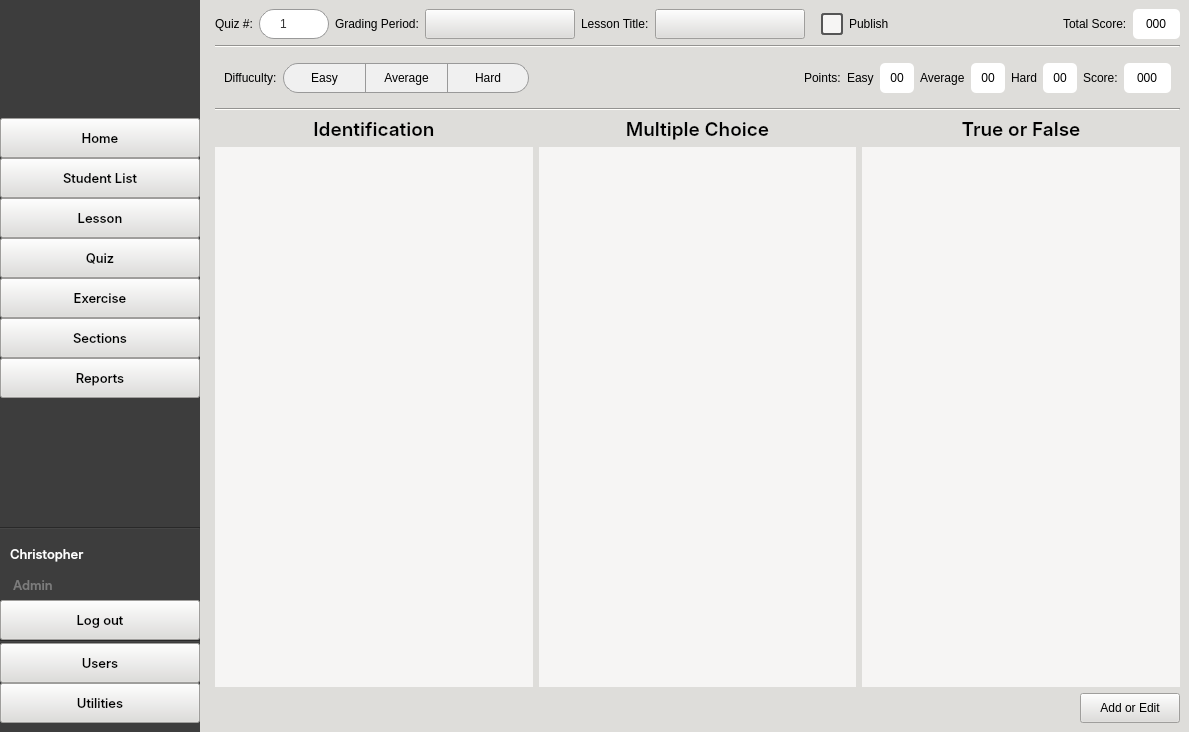
Qt form CAI_PyQt/CAI_Admin/UI/FormHome.ui (CPG19040/CPG19040) before a commit.
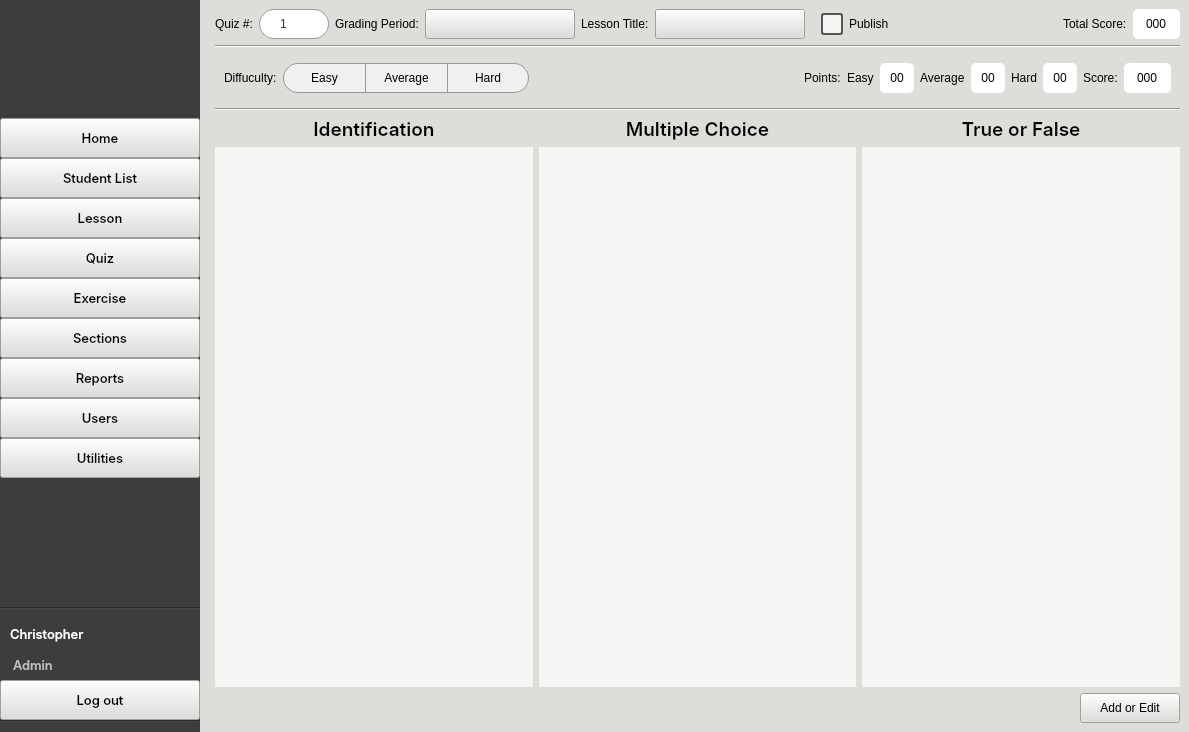
The same form after that commit. The open tabs and pages were chosen to show the change. Icons and pictures are not drawn.

Patch:
```diff
--- a/CAI_PyQt/CAI_Admin/UI/FormHome.ui
+++ b/CAI_PyQt/CAI_Admin/UI/FormHome.ui
@@ -644,6 +644,100 @@
          </property>
         </widget>
        </item>
+       <item>
+        <widget class="QPushButton" name="btnUsers">
+         <property name="minimumSize">
+          <size>
+           <width>200</width>
+           <height>40</height>
+          </size>
+         </property>
+         <property name="maximumSize">
+          <size>
+           <width>16777215</width>
+           <height>40</height>
+          </size>
+         </property>
+         <property name="font">
+          <font>
+           <family>Inter Medium</family>
+           <pointsize>10</pointsize>
+           <weight>7</weight>
+           <italic>false</italic>
+           <bold>false</bold>
+          </font>
+         </property>
+         <property name="cursor">
+          <cursorShape>PointingHandCursor</cursorShape>
+         </property>
+         <property name="styleSheet">
+          <string notr="true"/>
+         </property>
+         <property name="text">
+          <string>Users</string>
+         </property>
+         <property name="icon">
+          <iconset resource="../resources.qrc">
+           <normaloff>:/Images/Images/users-61.svg</normaloff>:/Images/Images/users-61.svg</iconset>
+         </property>
+         <property name="iconSize">
+          <size>
+           <width>24</width>
+           <height>24</height>
+          </size>
+         </property>
+         <property name="class" stdset="0">
+          <string>button-left-nav</string>
+         </property>
+        </widget>
+       </item>
+       <item>
+        <widget class="QPushButton" name="btnUtility">
+         <property name="minimumSize">
+          <size>
+           <width>200</width>
+           <height>40</height>
+          </size>
+         </property>
+         <property name="maximumSize">
+          <size>
+           <width>16777215</width>
+           <height>40</height>
+          </size>
+         </property>
+         <property name="font">
+          <font>
+           <family>Inter Medium</family>
+           <pointsize>10</pointsize>
+           <weight>7</weight>
+           <italic>false</italic>
+           <bold>false</bold>
+          </font>
+         </property>
+         <property name="cursor">
+          <cursorShape>PointingHandCursor</cursorShape>
+         </property>
+         <property name="styleSheet">
+          <string notr="true"/>
+         </property>
+         <property name="text">
+          <string>Utilities</string>
+         </property>
+         <property name="icon">
+          <iconset resource="../resources.qrc">
+           <normaloff>:/Images/Images/settings-125.svg</normaloff>:/Images/Images/settings-125.svg</iconset>
+         </property>
+         <property name="iconSize">
+          <size>
+           <width>24</width>
+           <height>24</height>
+          </size>
+         </property>
+         <property name="class" stdset="0">
+          <string>button-left-nav</string>
+         </property>
+        </widget>
+       </item>
        <item>
         <spacer name="verticalSpacer">
          <property name="orientation">
@@ -743,7 +837,7 @@
           </font>
          </property>
          <property name="styleSheet">
-          <string notr="true">color: rgb(124, 124, 124); background-color: transparent; margin-left: 10px; font: 57 10pt &quot;Inter Medium&quot;;</string>
+          <string notr="true">color: rgb(190, 190, 190); background-color: transparent; margin-left: 10px; font: 57 10pt &quot;Inter Medium&quot;;</string>
          </property>
          <property name="text">
           <string>Admin</string>
@@ -807,100 +901,6 @@
          </property>
         </widget>
        </item>
-       <item>
-        <widget class="QPushButton" name="btnUsers">
-         <property name="minimumSize">
-          <size>
-           <width>200</width>
-           <height>40</height>
-          </size>
-         </property>
-         <property name="maximumSize">
-          <size>
-           <width>16777215</width>
-           <height>40</height>
-          </size>
-         </property>
-         <property name="font">
-          <font>
-           <family>Inter Medium</family>
-           <pointsize>10</pointsize>
-           <weight>7</weight>
-           <italic>false</italic>
-           <bold>false</bold>
-          </font>
-         </property>
-         <property name="cursor">
-          <cursorShape>PointingHandCursor</cursorShape>
-         </property>
-         <property name="styleSheet">
-          <string notr="true"/>
-         </property>
-         <property name="text">
-          <string>Users</string>
-         </property>
-         <property name="icon">
-          <iconset resource="../resources.qrc">
-           <normaloff>:/Images/Images/users-61.svg</normaloff>:/Images/Images/users-61.svg</iconset>
-         </property>
-         <property name="iconSize">
-          <size>
-           <width>24</width>
-           <height>24</height>
-          </size>
-         </property>
-         <property name="class" stdset="0">
-          <string>button-left-nav</string>
-         </property>
-        </widget>
-       </item>
-       <item>
-        <widget class="QPushButton" name="btnUtility">
-         <property name="minimumSize">
-          <size>
-           <width>200</width>
-           <height>40</height>
-          </size>
-         </property>
-         <property name="maximumSize">
-          <size>
-           <width>16777215</width>
-           <height>40</height>
-          </size>
-         </property>
-         <property name="font">
-          <font>
-           <family>Inter Medium</family>
-           <pointsize>10</pointsize>
-           <weight>7</weight>
-           <italic>false</italic>
-           <bold>false</bold>
-          </font>
-         </property>
-         <property name="cursor">
-          <cursorShape>PointingHandCursor</cursorShape>
-         </property>
-         <property name="styleSheet">
-          <string notr="true"/>
-         </property>
-         <property name="text">
-          <string>Utilities</string>
-         </property>
-         <property name="icon">
-          <iconset resource="../resources.qrc">
-           <normaloff>:/Images/Images/settings-125.svg</normaloff>:/Images/Images/settings-125.svg</iconset>
-         </property>
-         <property name="iconSize">
-          <size>
-           <width>24</width>
-           <height>24</height>
-          </size>
-         </property>
-         <property name="class" stdset="0">
-          <string>button-left-nav</string>
-         </property>
-        </widget>
-       </item>
       </layout>
      </widget>
     </item>
```
Left out of the diff: 16 changed lines with no effect on the pictures.
